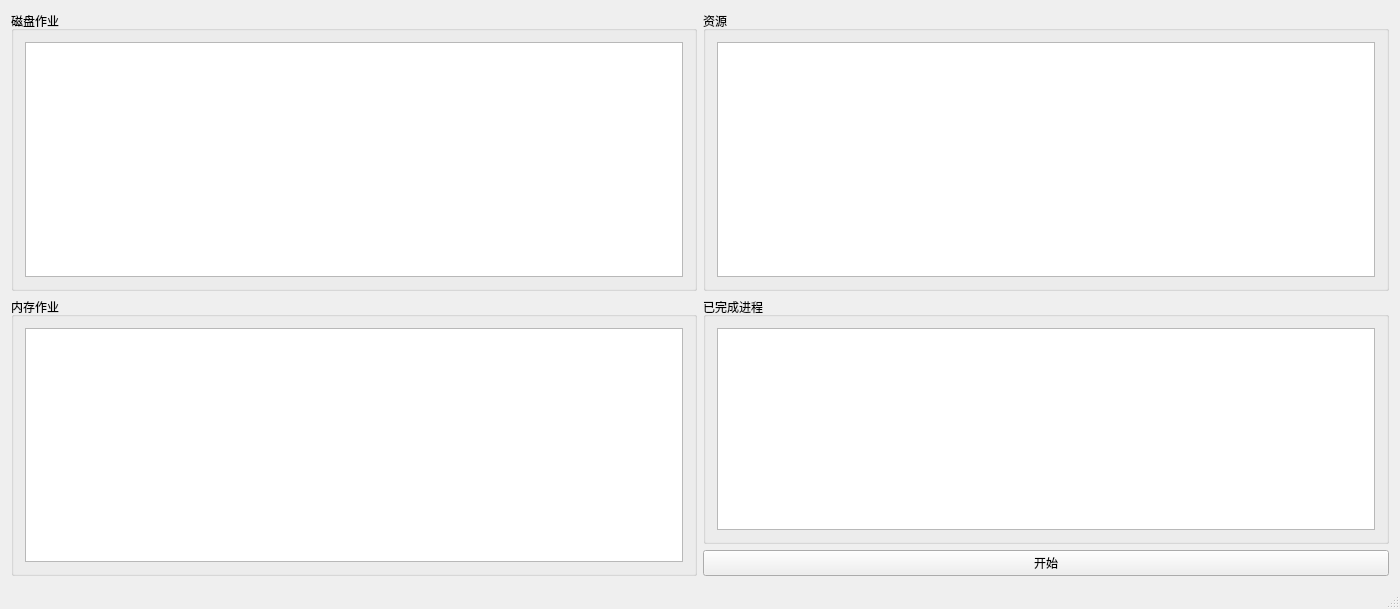
First picture: the form in mainwindow.ui, repository cposture/ProcessScheduleSimulation, before the edit.
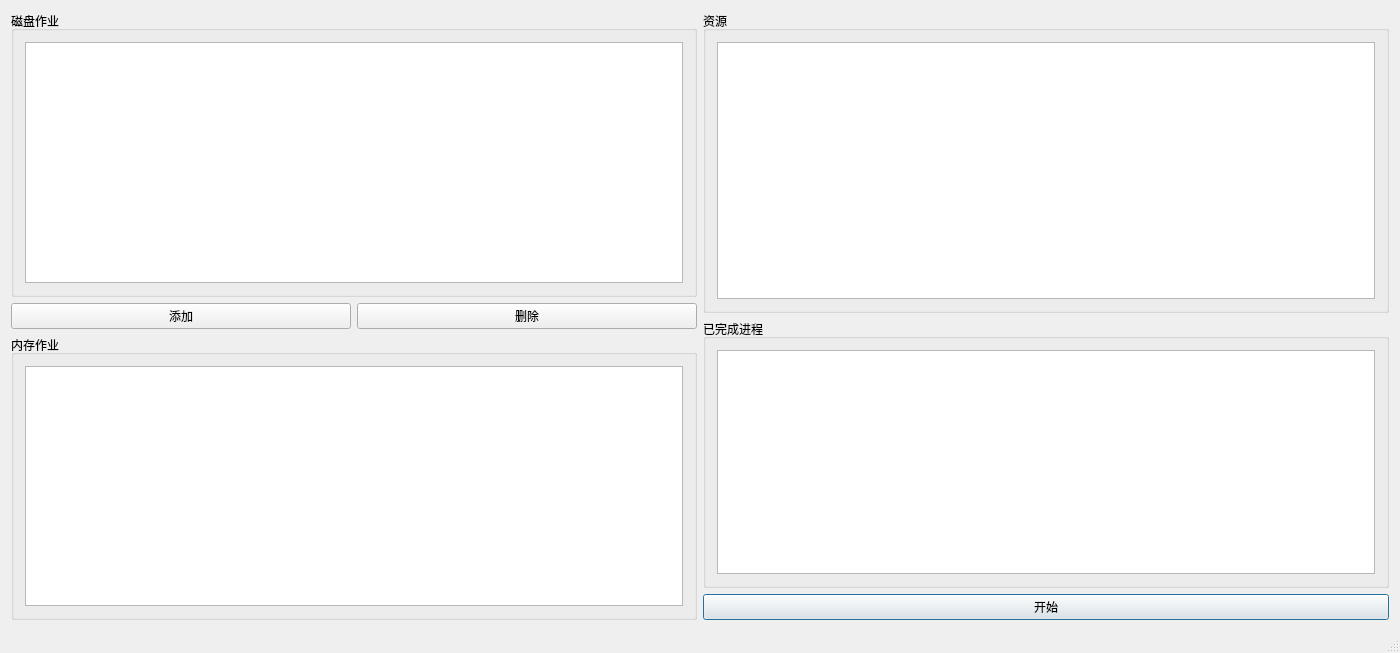
Second picture: the form after the edit.

The edit to the form file:
```diff
--- a/mainwindow.ui
+++ b/mainwindow.ui
@@ -7,7 +7,7 @@
     <x>0</x>
     <y>0</y>
     <width>1400</width>
-    <height>609</height>
+    <height>653</height>
    </rect>
   </property>
   <property name="sizePolicy">
@@ -20,7 +20,7 @@
    <string>MainWindow</string>
   </property>
   <widget class="QWidget" name="centralWidget">
-   <layout class="QHBoxLayout" name="horizontalLayout_4">
+   <layout class="QHBoxLayout" name="horizontalLayout_5">
     <item>
      <layout class="QVBoxLayout" name="verticalLayout_2">
       <property name="sizeConstraint">
@@ -57,6 +57,24 @@
         </layout>
        </widget>
       </item>
+      <item>
+       <layout class="QHBoxLayout" name="horizontalLayout_4">
+        <item>
+         <widget class="QPushButton" name="addJobButton">
+          <property name="text">
+           <string>添加</string>
+          </property>
+         </widget>
+        </item>
+        <item>
+         <widget class="QPushButton" name="delJobButton">
+          <property name="text">
+           <string>删除</string>
+          </property>
+         </widget>
+        </item>
+       </layout>
+      </item>
       <item>
        <widget class="QGroupBox" name="groupBox_2">
         <property name="title">
@@ -119,6 +137,12 @@
             <property name="text">
              <string>开始</string>
             </property>
+            <property name="autoDefault">
+             <bool>true</bool>
+            </property>
+            <property name="default">
+             <bool>true</bool>
+            </property>
            </widget>
           </item>
          </layout>
```
